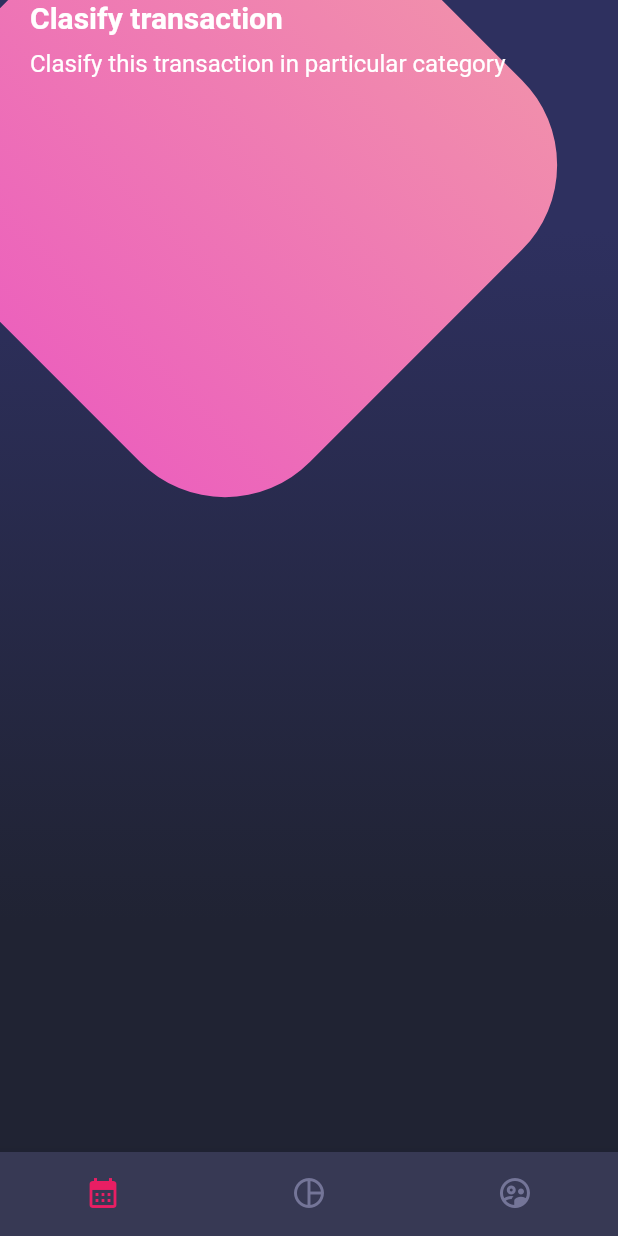
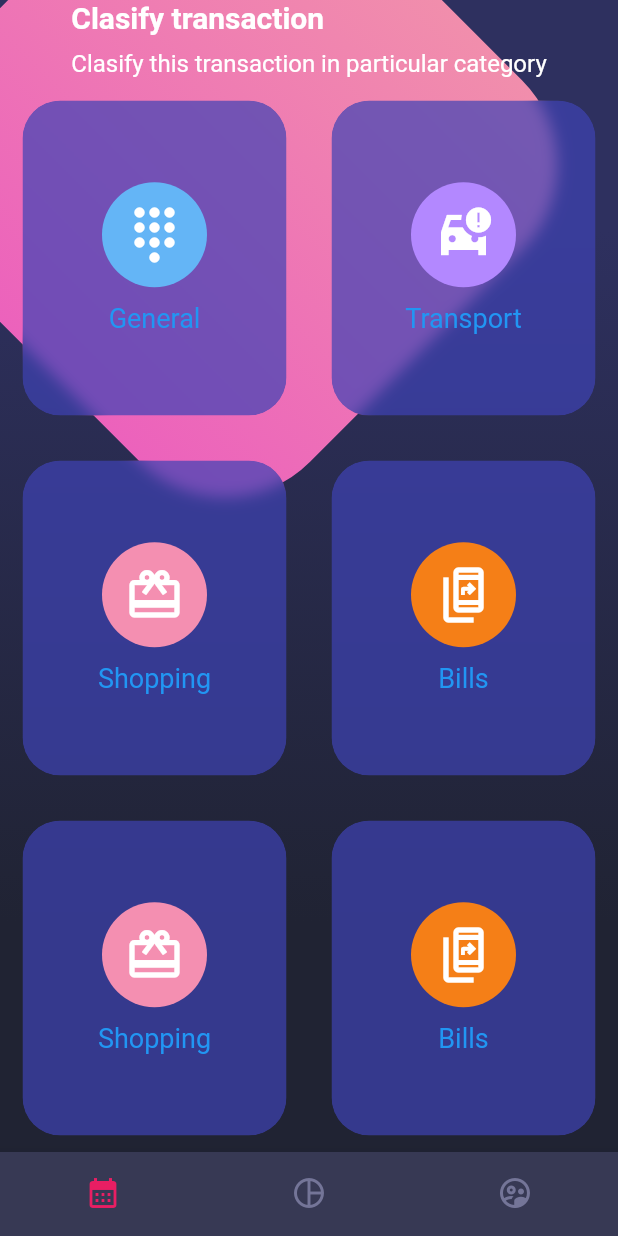
Before and after one commit to tecnologyboy/FlutterDesigns, a Flutter app: the screen it shows after launch, on a phone screen of 412 x 824 dp. Run offline on Flutter 3.47's test engine with Material 2 defaults, Android fonts, the phone set to English and light mode, and no system bars; missing offline and left inert: dart:ffi.

Commit message:
codigo completo segun las instrucciones del curso

```diff
--- a/lib/main.dart
+++ b/lib/main.dart
@@ -15,6 +15,7 @@ class MyApp extends StatelessWidget {
       debugShowCheckedModeBanner: false,
       title: 'Material App',
       initialRoute: 'home_screen',
+      theme: ThemeData.dark(),
       routes: {
         'basic_design': (_) => const BasicDesignScreen(),
         'scroll_screnn': (_) => ScrollDesignScreen(),
--- a/lib/screens/home_screen.dart
+++ b/lib/screens/home_screen.dart
@@ -34,9 +34,12 @@ class _HomeBody extends StatelessWidget {
   Widget build(BuildContext context) {
     return SingleChildScrollView(
       child: Column(
-        children: [
+        children: const [
           //Titles
-          PageTitle()
+          PageTitle(),
+
+          //Card table
+          CardTable(),
         ],
       ),
     );
--- /dev/null
+++ b/lib/widgets/card_table.dart
@@ -0,0 +1,124 @@
+import 'dart:ffi';
+import 'dart:ui';
+
+import 'package:flutter/material.dart';
+
+class CardTable extends StatelessWidget {
+  const CardTable({super.key});
+
+  @override
+  Widget build(BuildContext context) {
+    return Table(
+      children: [
+        TableRow(children: [
+          _SingleCard(
+            icon: Icons.dialpad_rounded,
+            color: Colors.blue.shade300,
+            text: "General",
+          ),
+          _SingleCard(
+            icon: Icons.car_crash_sharp,
+            color: Colors.deepPurpleAccent.shade100,
+            text: "Transport",
+          ),
+        ]),
+        TableRow(children: [
+          _SingleCard(
+            icon: Icons.card_giftcard_outlined,
+            color: Colors.pink.shade200,
+            text: "Shopping",
+          ),
+          _SingleCard(
+            icon: Icons.offline_share_outlined,
+            color: Colors.yellow.shade900,
+            text: "Bills",
+          ),
+        ]),
+        TableRow(children: [
+          _SingleCard(
+            icon: Icons.card_giftcard_outlined,
+            color: Colors.pink.shade200,
+            text: "Shopping",
+          ),
+          _SingleCard(
+            icon: Icons.offline_share_outlined,
+            color: Colors.yellow.shade900,
+            text: "Bills",
+          ),
+        ]),
+        TableRow(children: [
+          _SingleCard(
+            icon: Icons.movie_creation_outlined,
+            color: Colors.blue.shade700,
+            text: "Entretenimient",
+          ),
+          _SingleCard(
+            icon: Icons.local_grocery_store,
+            color: Colors.green.shade400,
+            text: "Bills",
+          ),
+        ]),
+      ],
+    );
+  }
+}
+
+class _SingleCard extends StatelessWidget {
+  final IconData icon;
+  final Color color;
+  final String text;
+
+  const _SingleCard(
+      {super.key, required this.icon, required this.color, required this.text});
+
+  @override
+  Widget build(BuildContext context) {
+    return _CardBackground(
+        child: Column(
+      mainAxisAlignment: MainAxisAlignment.center,
+      children: [
+        CircleAvatar(
+          backgroundColor: color,
+          radius: 35,
+          child: Icon(
+            icon,
+            size: 40,
+            color: Colors.white,
+          ),
+        ),
+        const SizedBox(
+          height: 10,
+        ),
+        Text(
+          text,
+          style: const TextStyle(color: Colors.blue, fontSize: 18),
+        )
+      ],
+    ));
+  }
+}
+
+class _CardBackground extends StatelessWidget {
+  final Widget child;
+  const _CardBackground({super.key, required this.child});
+
+  @override
+  Widget build(BuildContext context) {
+    return Container(
+      margin: const EdgeInsets.all(15),
+      child: ClipRRect(
+        borderRadius: BorderRadius.circular(25),
+        child: BackdropFilter(
+          filter: ImageFilter.blur(sigmaX: 5, sigmaY: 5),
+          child: Container(
+            height: 210,
+            decoration: BoxDecoration(
+                color: const Color.fromRGBO(62, 66, 180, 0.7),
+                borderRadius: BorderRadius.circular(25)),
+            child: child,
+          ),
+        ),
+      ),
+    );
+  }
+}
--- a/lib/widgets/widgets.dart
+++ b/lib/widgets/widgets.dart
@@ -1,3 +1,4 @@
 export 'package:designs/widgets/background.dart';
+export 'package:designs/widgets/card_table.dart';
 export 'package:designs/widgets/custom_botton_navigation.dart';
 export 'package:designs/widgets/page_title.dart';
```
